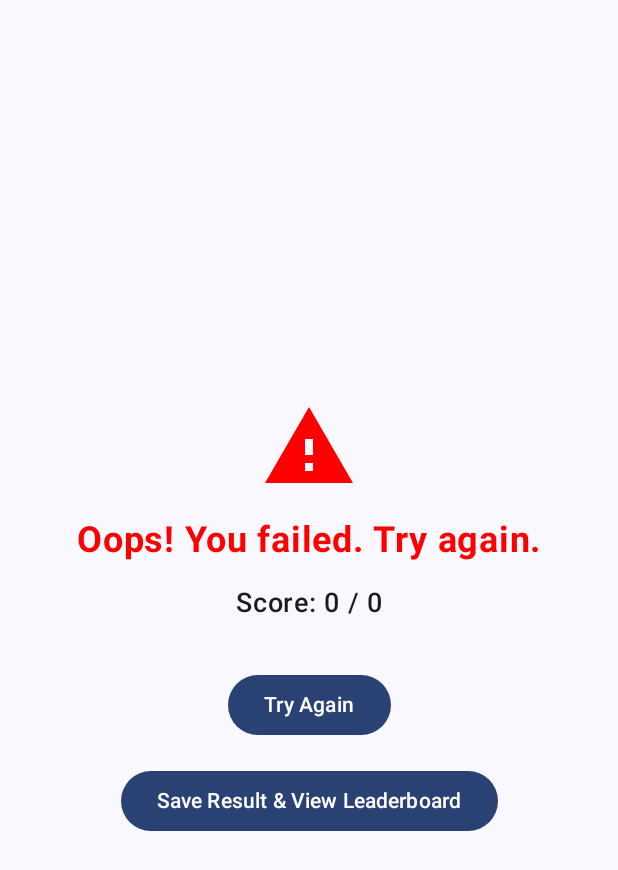
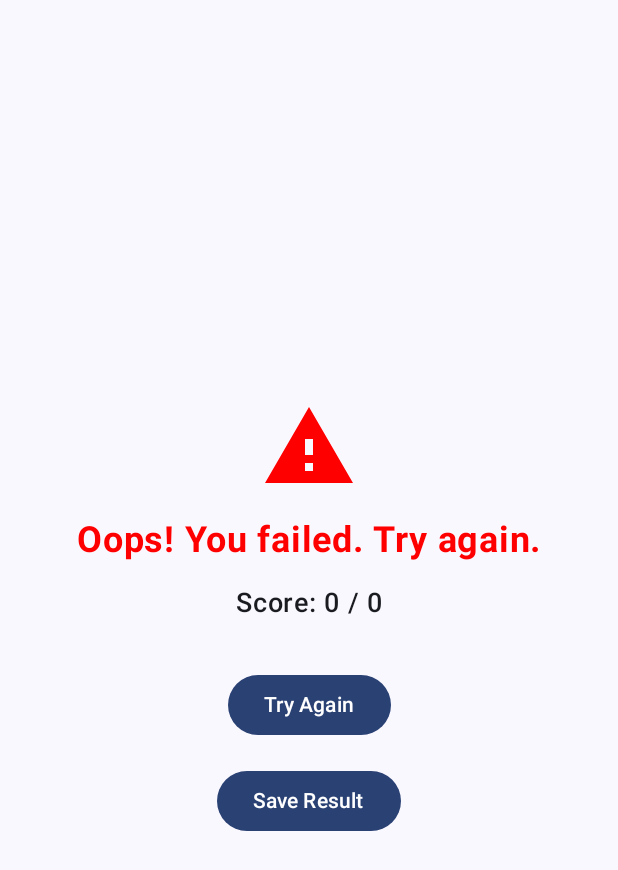
Before and after one commit to SaikumariLukka/CodeQuest, an Android app built with Jetpack Compose: the composable ResultsScreen called with empty values, on a phone screen of 412 x 824 dp. Shown: the top 870 px of the screen. Run offline under Robolectric (Android 15) with nearby library versions, the phone set to English and light mode, and no system bars; our stand-ins replace Firebase (no records; nobody signed in at launch, a user with empty details on screens opened directly).

Commit message:
Commit 17

```diff
--- a/app/src/main/java/com/example/codequest/QuizScreen.kt
+++ b/app/src/main/java/com/example/codequest/QuizScreen.kt
@@ -307,10 +307,7 @@ fun ResultsScreen(
                         .addOnSuccessListener {
                             Log.d("Firestore", "Result saved successfully")
                             isSaved = true
-                            // Delay navigation slightly to ensure Firestore operation finishes
-                            Handler(Looper.getMainLooper()).postDelayed({
-                                onSaveAndViewLeaderboard()
-                            }, 1000)
+                            // No navigation after saving the score
                         }
                         .addOnFailureListener { e ->
                             Log.e("Firestore", "Error saving result: ${e.message}")
@@ -318,11 +315,12 @@ fun ResultsScreen(
                 }
             }
         ) {
-            Text(text = if (isSaved) "Saved! View Leaderboard" else "Save Result & View Leaderboard")
+            Text(text = if (isSaved) "Saved!" else "Save Result")
         }
 
     }
 }
+
 
 
 @Composable
```
